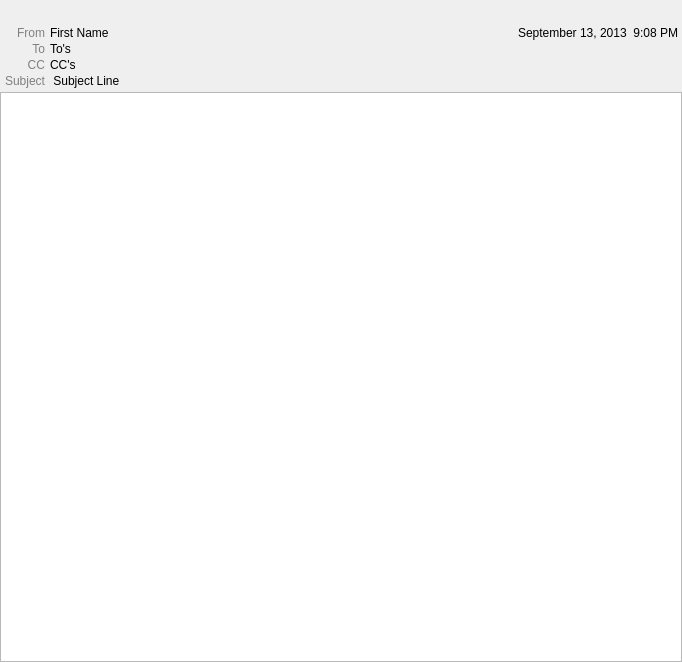
The window that Mail/MailViewer.ui (InvictusInnovations/keyhotee) describes before a commit, drawn with Qt 5.
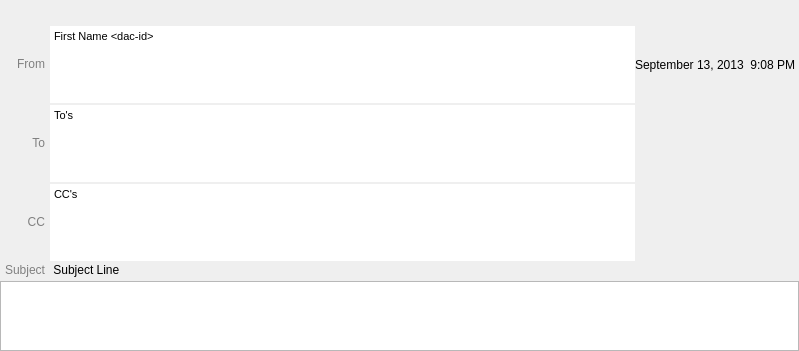
The same window after the commit. Custom widgets are drawn as their Qt base class.

Commit message: [GS] In MailViewer, on "From", "To", "CC" added context menu. Added possibility to add contact to the address book or find contact in address book. like as: SHA-1: 512bac64072d45fe5d811be28de6323e3865fab8

What changed in the file:
```diff
--- a/Mail/MailViewer.ui
+++ b/Mail/MailViewer.ui
@@ -6,8 +6,8 @@
    <rect>
     <x>0</x>
     <y>0</y>
-    <width>682</width>
-    <height>662</height>
+    <width>799</width>
+    <height>351</height>
    </rect>
   </property>
   <property name="windowTitle">
@@ -31,7 +31,7 @@
    </property>
    <item>
     <widget class="QWidget" name="widget" native="true">
-     <layout class="QGridLayout" name="gridLayout" columnstretch="0,1,0">
+     <layout class="QGridLayout" name="gridLayout" columnstretch="0,0,0">
       <property name="leftMargin">
        <number>4</number>
       </property>
@@ -112,7 +112,7 @@
         </property>
        </widget>
       </item>
-      <item row="2" column="0">
+      <item row="3" column="0">
        <widget class="QLabel" name="to_prefix">
         <property name="sizePolicy">
          <sizepolicy hsizetype="Preferred" vsizetype="Preferred">
@@ -134,7 +134,7 @@
         </property>
        </widget>
       </item>
-      <item row="3" column="0">
+      <item row="6" column="0">
        <widget class="QLabel" name="cc_prefix">
         <property name="sizePolicy">
          <sizepolicy hsizetype="Preferred" vsizetype="Preferred">
@@ -156,7 +156,7 @@
         </property>
        </widget>
       </item>
-      <item row="4" column="0">
+      <item row="7" column="0">
        <widget class="QLabel" name="subject_prefix">
         <property name="sizePolicy">
          <sizepolicy hsizetype="Preferred" vsizetype="Preferred">
@@ -178,19 +178,6 @@
         </property>
        </widget>
       </item>
-      <item row="1" column="1">
-       <widget class="QLabel" name="from_label">
-        <property name="sizePolicy">
-         <sizepolicy hsizetype="MinimumExpanding" vsizetype="Preferred">
-          <horstretch>0</horstretch>
-          <verstretch>0</verstretch>
-         </sizepolicy>
-        </property>
-        <property name="text">
-         <string>First Name &lt;dac-id&gt;</string>
-        </property>
-       </widget>
-      </item>
       <item row="1" column="2">
        <widget class="QLabel" name="date_label">
         <property name="text">
@@ -201,33 +188,7 @@
         </property>
        </widget>
       </item>
-      <item row="2" column="1" colspan="2">
-       <widget class="QLabel" name="to_label">
-        <property name="sizePolicy">
-         <sizepolicy hsizetype="MinimumExpanding" vsizetype="Preferred">
-          <horstretch>0</horstretch>
-          <verstretch>0</verstretch>
-         </sizepolicy>
-        </property>
-        <property name="text">
-         <string>To's</string>
-        </property>
-       </widget>
-      </item>
-      <item row="3" column="1" colspan="2">
-       <widget class="QLabel" name="cc_label">
-        <property name="sizePolicy">
-         <sizepolicy hsizetype="MinimumExpanding" vsizetype="Preferred">
-          <horstretch>0</horstretch>
-          <verstretch>0</verstretch>
-         </sizepolicy>
-        </property>
-        <property name="text">
-         <string>CC's</string>
-        </property>
-       </widget>
-      </item>
-      <item row="4" column="1" colspan="2">
+      <item row="7" column="1" colspan="2">
        <widget class="QLabel" name="subject_label">
         <property name="sizePolicy">
          <sizepolicy hsizetype="MinimumExpanding" vsizetype="Preferred">
@@ -240,6 +201,111 @@
         </property>
        </widget>
       </item>
+      <item row="6" column="1">
+       <widget class="ContactListEdit" name="cc_label">
+        <property name="sizePolicy">
+         <sizepolicy hsizetype="MinimumExpanding" vsizetype="Preferred">
+          <horstretch>0</horstretch>
+          <verstretch>0</verstretch>
+         </sizepolicy>
+        </property>
+        <property name="focusPolicy">
+         <enum>Qt::NoFocus</enum>
+        </property>
+        <property name="acceptDrops">
+         <bool>false</bool>
+        </property>
+        <property name="styleSheet">
+         <string notr="true"/>
+        </property>
+        <property name="frameShape">
+         <enum>QFrame::NoFrame</enum>
+        </property>
+        <property name="readOnly">
+         <bool>true</bool>
+        </property>
+        <property name="html">
+         <string>&lt;!DOCTYPE HTML PUBLIC &quot;-//W3C//DTD HTML 4.0//EN&quot; &quot;http://www.w3.org/TR/REC-html40/strict.dtd&quot;&gt;
+&lt;html&gt;&lt;head&gt;&lt;meta name=&quot;qrichtext&quot; content=&quot;1&quot; /&gt;&lt;style type=&quot;text/css&quot;&gt;
+p, li { white-space: pre-wrap; }
+&lt;/style&gt;&lt;/head&gt;&lt;body style=&quot; font-family:'MS Shell Dlg 2'; font-size:8.25pt; font-weight:400; font-style:normal;&quot;&gt;
+&lt;p style=&quot; margin-top:0px; margin-bottom:0px; margin-left:0px; margin-right:0px; -qt-block-indent:0; text-indent:0px;&quot;&gt;&lt;span style=&quot; font-size:8pt;&quot;&gt;CC's&lt;/span&gt;&lt;/p&gt;&lt;/body&gt;&lt;/html&gt;</string>
+        </property>
+       </widget>
+      </item>
+      <item row="3" column="1">
+       <widget class="ContactListEdit" name="to_label">
+        <property name="sizePolicy">
+         <sizepolicy hsizetype="MinimumExpanding" vsizetype="Preferred">
+          <horstretch>0</horstretch>
+          <verstretch>0</verstretch>
+         </sizepolicy>
+        </property>
+        <property name="focusPolicy">
+         <enum>Qt::NoFocus</enum>
+        </property>
+        <property name="acceptDrops">
+         <bool>false</bool>
+        </property>
+        <property name="styleSheet">
+         <string notr="true"/>
+        </property>
+        <property name="frameShape">
+         <enum>QFrame::NoFrame</enum>
+        </property>
+        <property name="readOnly">
+         <bool>true</bool>
+        </property>
+        <property name="html">
+         <string>&lt;!DOCTYPE HTML PUBLIC &quot;-//W3C//DTD HTML 4.0//EN&quot; &quot;http://www.w3.org/TR/REC-html40/strict.dtd&quot;&gt;
+&lt;html&gt;&lt;head&gt;&lt;meta name=&quot;qrichtext&quot; content=&quot;1&quot; /&gt;&lt;style type=&quot;text/css&quot;&gt;
+p, li { white-space: pre-wrap; }
+&lt;/style&gt;&lt;/head&gt;&lt;body style=&quot; font-family:'MS Shell Dlg 2'; font-size:8.25pt; font-weight:400; font-style:normal;&quot;&gt;
+&lt;p style=&quot; margin-top:0px; margin-bottom:0px; margin-left:0px; margin-right:0px; -qt-block-indent:0; text-indent:0px;&quot;&gt;&lt;span style=&quot; font-size:8pt;&quot;&gt;To's&lt;/span&gt;&lt;/p&gt;&lt;/body&gt;&lt;/html&gt;</string>
+        </property>
+       </widget>
+      </item>
+      <item row="1" column="1">
+       <widget class="ContactListEdit" name="from_label">
+        <property name="sizePolicy">
+         <sizepolicy hsizetype="MinimumExpanding" vsizetype="Preferred">
+          <horstretch>0</horstretch>
+          <verstretch>0</verstretch>
+         </sizepolicy>
+        </property>
+        <property name="minimumSize">
+         <size>
+          <width>0</width>
+          <height>0</height>
+         </size>
+        </property>
+        <property name="focusPolicy">
+         <enum>Qt::NoFocus</enum>
+        </property>
+        <property name="acceptDrops">
+         <bool>false</bool>
+        </property>
+        <property name="styleSheet">
+         <string notr="true"/>
+        </property>
+        <property name="frameShape">
+         <enum>QFrame::NoFrame</enum>
+        </property>
+        <property name="frameShadow">
+         <enum>QFrame::Sunken</enum>
+        </property>
+        <property name="html">
+         <string>&lt;!DOCTYPE HTML PUBLIC &quot;-//W3C//DTD HTML 4.0//EN&quot; &quot;http://www.w3.org/TR/REC-html40/strict.dtd&quot;&gt;
+&lt;html&gt;&lt;head&gt;&lt;meta name=&quot;qrichtext&quot; content=&quot;1&quot; /&gt;&lt;style type=&quot;text/css&quot;&gt;
+p, li { white-space: pre-wrap; }
+&lt;/style&gt;&lt;/head&gt;&lt;body style=&quot; font-family:'MS Shell Dlg 2'; font-size:8.25pt; font-weight:400; font-style:normal;&quot;&gt;
+&lt;p style=&quot; margin-top:0px; margin-bottom:0px; margin-left:0px; margin-right:0px; -qt-block-indent:0; text-indent:0px;&quot;&gt;&lt;span style=&quot; font-size:8pt;&quot;&gt;First Name &amp;lt;dac-id&amp;gt;&lt;/span&gt;&lt;/p&gt;&lt;/body&gt;&lt;/html&gt;</string>
+        </property>
+        <property name="textInteractionFlags">
+         <set>Qt::TextSelectableByMouse</set>
+        </property>
+       </widget>
+      </item>
      </layout>
     </widget>
    </item>
@@ -248,6 +314,16 @@
    </item>
   </layout>
  </widget>
+ <customwidgets>
+  <customwidget>
+   <class>ContactListEdit</class>
+   <extends>QTextEdit</extends>
+   <header>ContactListEdit.hpp</header>
+   <slots>
+    <slot>onCompleterRequest()</slot>
+   </slots>
+  </customwidget>
+ </customwidgets>
  <resources/>
  <connections/>
 </ui>
```
The commit also changes 2 other files.
